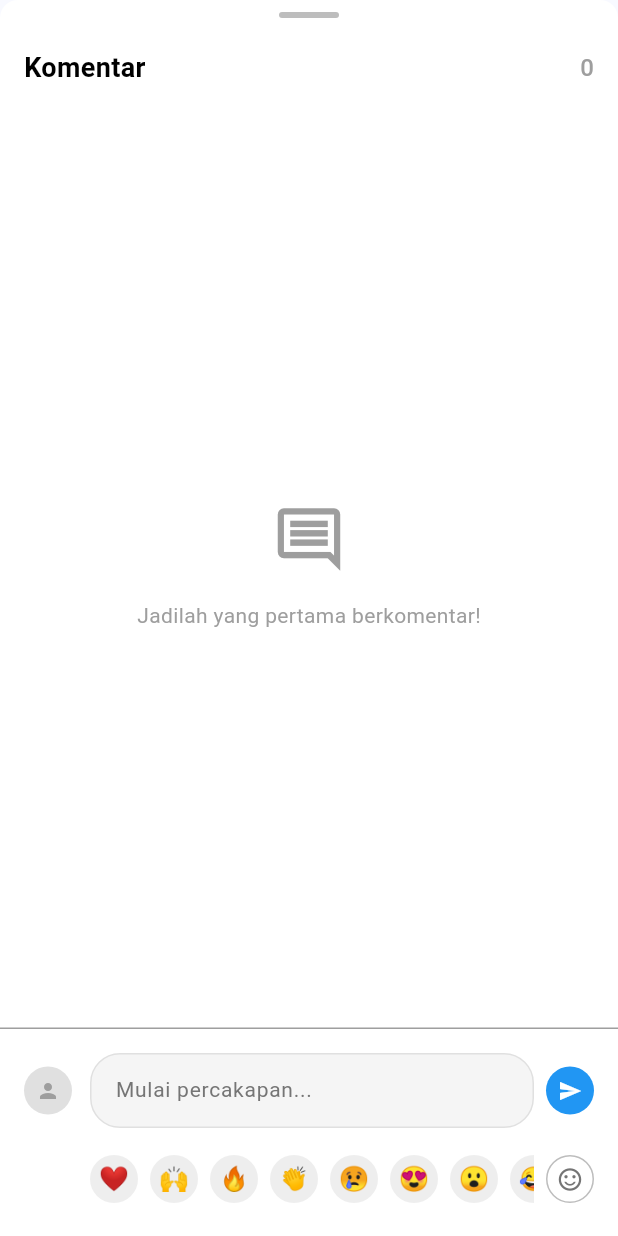
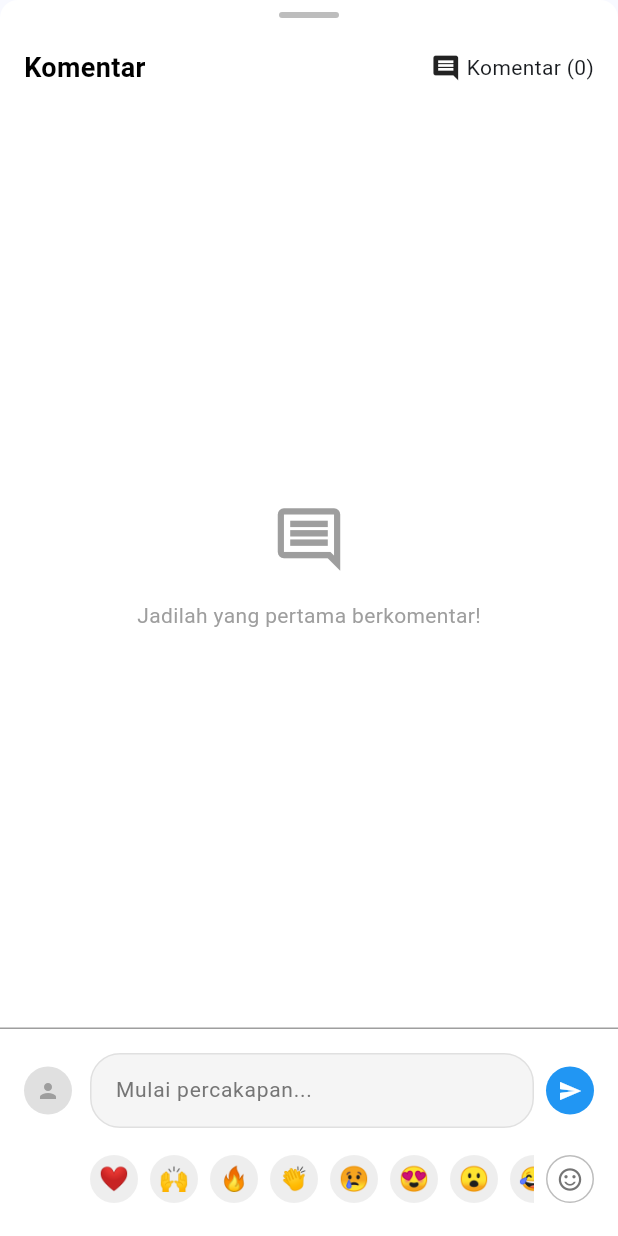
Before and after one commit to Maftuuh1922/aplikasi_berita, a Flutter app: the EnhancedCommentSectionPopup widget shown alone on an empty page, opened directly with empty values, on a phone screen of 412 x 824 dp. Run offline on Flutter 3.47's test engine with Material 3 defaults, Android fonts, the phone set to English and light mode, and no system bars; our stand-ins replace cloud_firestore, emoji_picker_flutter, firebase_auth, firebase_core, google_sign_in, share_plus and 2 more; accounts and stored records are empty; network calls fail.

Commit message:
fix jumlah coment navbar

```diff
--- a/lib/widgets/comment_section_widget.dart
+++ b/lib/widgets/comment_section_widget.dart
@@ -232,6 +232,8 @@ class _EnhancedCommentSectionPopupState extends State<EnhancedCommentSectionPopu
             backgroundColor: Colors.green,
           ),
         );
+        setState(() {}); // Memicu rebuild StreamBuilder
+        widget.onCommentCountChanged(-1); // Kurangi count manual jika perlu
       }
     } catch (e) {
       debugPrint('ERROR: Gagal menghapus komentar $commentId: $e');
@@ -281,16 +283,16 @@ class _EnhancedCommentSectionPopupState extends State<EnhancedCommentSectionPopu
                   ),
                 ),
                 StreamBuilder<int>(
-                  stream: _interactionService.getCommentCount(widget.articleUrl),
+                  stream: ArticleInteractionService().getCommentCount(widget.articleUrl),
                   builder: (context, snapshot) {
                     final count = snapshot.data ?? 0;
-                    return Text(
-                      '$count',
-                      style: const TextStyle(
-                        color: Colors.grey,
-                        fontSize: 16,
-                        fontWeight: FontWeight.w500,
-                      ),
+                    print('DEBUG NAVIGASI COMMENT COUNT: $count');
+                    return Row(
+                      children: [
+                        Icon(Icons.comment, size: 20),
+                        SizedBox(width: 4),
+                        Text('Komentar ($count)'),
+                      ],
                     );
                   },
                 ),
```
Also changed, not shown: lib/screens/news_list_screen.dart (+12 -13 lines), lib/services/article_interaction_service.dart (+26 -44 lines), lib/widgets/comment_section_popup.dart (+8 -7 lines).
